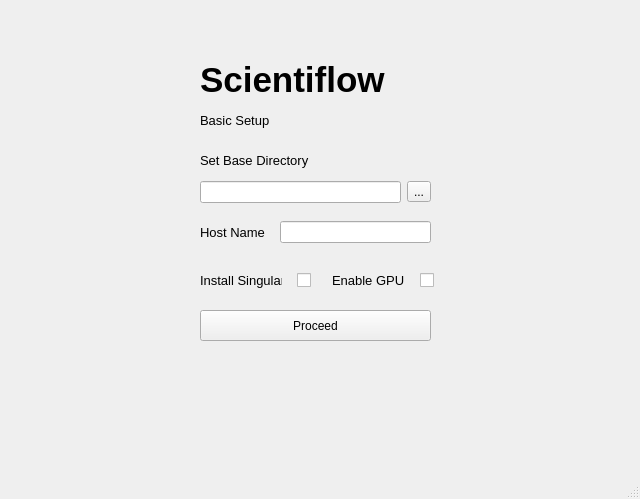
Qt form ui/setup.ui (IM-TechieScientist/scientiflow_gui) before a commit.
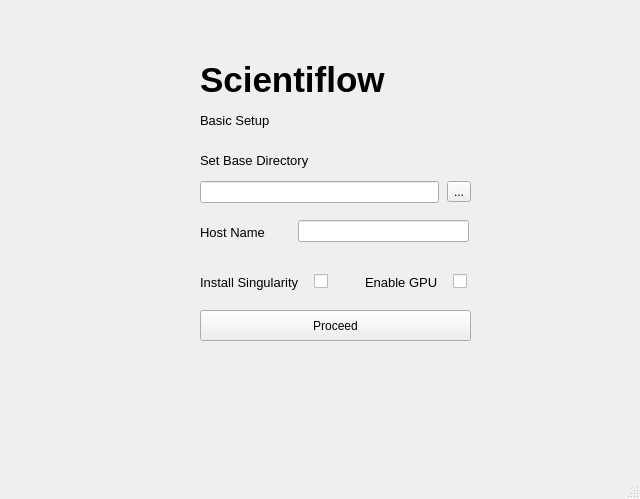
The same form after that commit.

Commit message: Fixed scaling and list jobs on windows

```diff
--- a/ui/setup.ui
+++ b/ui/setup.ui
@@ -50,7 +50,7 @@
      <rect>
       <x>200</x>
       <y>310</y>
-      <width>231</width>
+      <width>271</width>
       <height>31</height>
      </rect>
     </property>
@@ -76,13 +76,13 @@
      <string>Set Base Directory</string>
     </property>
    </widget>
-   <widget class="QWidget" name="">
+   <widget class="QWidget" name="layoutWidget">
     <property name="geometry">
      <rect>
       <x>200</x>
       <y>270</y>
-      <width>240</width>
-      <height>21</height>
+      <width>295</width>
+      <height>24</height>
      </rect>
     </property>
     <layout class="QHBoxLayout" name="horizontalLayout_3">
@@ -108,6 +108,12 @@
        </item>
        <item>
         <widget class="QCheckBox" name="checkBox">
+         <property name="minimumSize">
+          <size>
+           <width>20</width>
+           <height>0</height>
+          </size>
+         </property>
          <property name="font">
           <font>
            <pointsize>10</pointsize>
@@ -126,6 +132,22 @@
        </item>
       </layout>
      </item>
+     <item>
+      <spacer name="horizontalSpacer">
+       <property name="orientation">
+        <enum>Qt::Orientation::Horizontal</enum>
+       </property>
+       <property name="sizeType">
+        <enum>QSizePolicy::Policy::Fixed</enum>
+       </property>
+       <property name="sizeHint" stdset="0">
+        <size>
+         <width>10</width>
+         <height>20</height>
+        </size>
+       </property>
+      </spacer>
+     </item>
      <item>
       <layout class="QHBoxLayout" name="horizontalLayout_2">
        <property name="rightMargin">
@@ -145,6 +167,12 @@
        </item>
        <item>
         <widget class="QCheckBox" name="checkBox_2">
+         <property name="minimumSize">
+          <size>
+           <width>20</width>
+           <height>0</height>
+          </size>
+         </property>
          <property name="font">
           <font>
            <pointsize>10</pointsize>
@@ -168,7 +196,7 @@
      </item>
     </layout>
    </widget>
-   <widget class="QWidget" name="">
+   <widget class="QWidget" name="layoutWidget">
     <property name="geometry">
      <rect>
       <x>200</x>
@@ -193,23 +221,52 @@
        </property>
       </widget>
      </item>
-     <item>
-      <widget class="QLineEdit" name="lineEdit_2"/>
-     </item>
     </layout>
    </widget>
-   <widget class="QWidget" name="">
+   <widget class="QWidget" name="layoutWidget">
     <property name="geometry">
      <rect>
       <x>200</x>
       <y>180</y>
-      <width>231</width>
+      <width>271</width>
       <height>24</height>
      </rect>
     </property>
     <layout class="QHBoxLayout" name="horizontalLayout_5">
+     <property name="sizeConstraint">
+      <enum>QLayout::SizeConstraint::SetNoConstraint</enum>
+     </property>
      <item>
-      <widget class="QLineEdit" name="lineEdit"/>
+      <widget class="QLineEdit" name="lineEdit">
+       <property name="sizePolicy">
+        <sizepolicy hsizetype="MinimumExpanding" vsizetype="Fixed">
+         <horstretch>0</horstretch>
+         <verstretch>0</verstretch>
+        </sizepolicy>
+       </property>
+       <property name="minimumSize">
+        <size>
+         <width>0</width>
+         <height>0</height>
+        </size>
+       </property>
+      </widget>
+     </item>
+     <item>
+      <spacer name="horizontalSpacer_2">
+       <property name="orientation">
+        <enum>Qt::Orientation::Horizontal</enum>
+       </property>
+       <property name="sizeType">
+        <enum>QSizePolicy::Policy::Fixed</enum>
+       </property>
+       <property name="sizeHint" stdset="0">
+        <size>
+         <width>2</width>
+         <height>5</height>
+        </size>
+       </property>
+      </spacer>
      </item>
      <item>
       <widget class="QToolButton" name="toolButton">
@@ -220,6 +277,28 @@
      </item>
     </layout>
    </widget>
+   <widget class="QLineEdit" name="lineEdit_2">
+    <property name="geometry">
+     <rect>
+      <x>298</x>
+      <y>220</y>
+      <width>171</width>
+      <height>22</height>
+     </rect>
+    </property>
+    <property name="sizePolicy">
+     <sizepolicy hsizetype="MinimumExpanding" vsizetype="Fixed">
+      <horstretch>0</horstretch>
+      <verstretch>0</verstretch>
+     </sizepolicy>
+    </property>
+    <property name="minimumSize">
+     <size>
+      <width>0</width>
+      <height>0</height>
+     </size>
+    </property>
+   </widget>
   </widget>
   <widget class="QMenuBar" name="menubar">
    <property name="geometry">
```
The commit also changes 2 other files.
